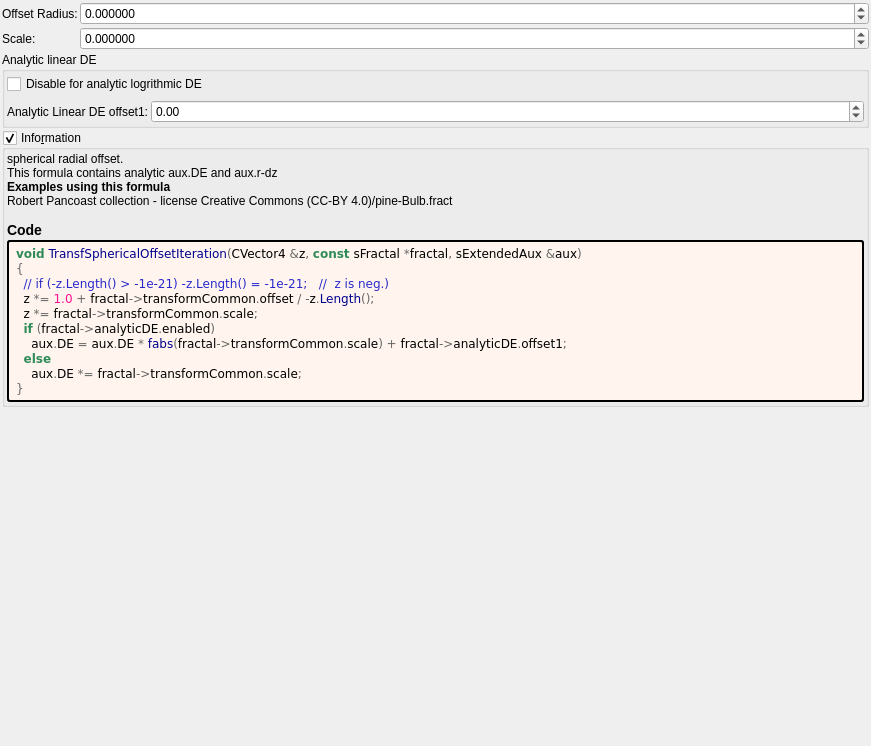
First picture: the form in mandelbulber2/formula/ui/transf_spherical_offset.ui, repository buddhi1980/mandelbulber2, before the edit.
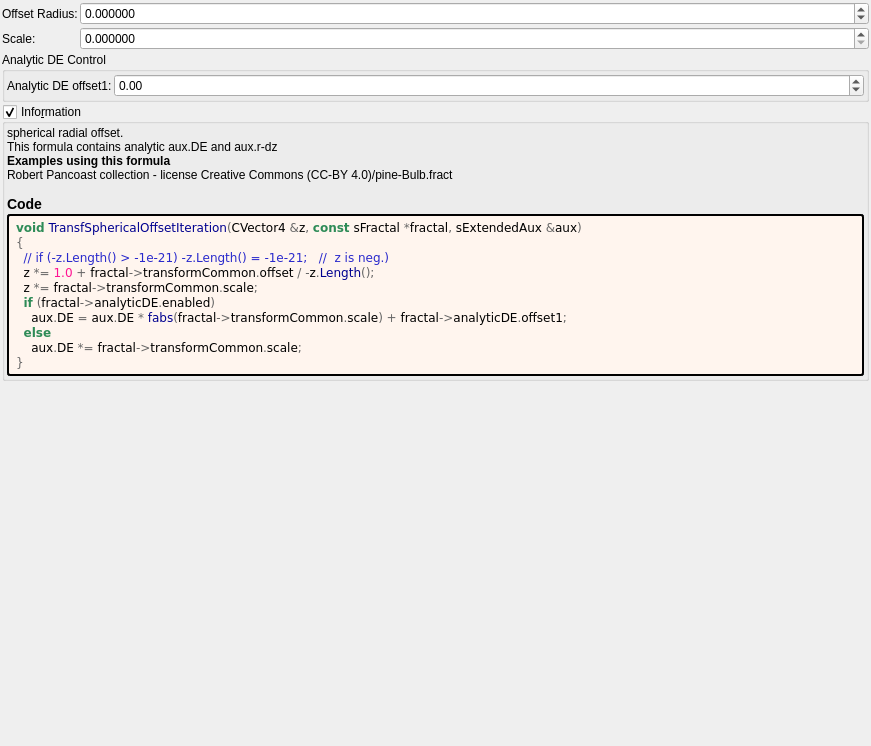
Second picture: the form after the edit. Custom widgets are drawn as their Qt base class.

```diff
--- a/mandelbulber2/formula/ui/transf_spherical_offset.ui
+++ b/mandelbulber2/formula/ui/transf_spherical_offset.ui
@@ -94,7 +94,7 @@
         <number>6</number>
        </property>
        <property name="minimum">
-        <double>-99.989999999999995</double>
+        <double>0.000000000000000</double>
        </property>
        <property name="maximum">
         <double>99.989999999999995</double>
@@ -109,7 +109,7 @@
    <item>
     <widget class="QGroupBox" name="groupBox_4">
      <property name="title">
-      <string>Analytic linear DE</string>
+      <string>Analytic DE Control</string>
      </property>
      <layout class="QVBoxLayout" name="verticalLayout_8">
       <property name="leftMargin">
@@ -124,13 +124,6 @@
       <property name="bottomMargin">
        <number>2</number>
       </property>
-      <item>
-       <widget class="QCheckBox" name="checkBox_analyticDE_enabled">
-        <property name="text">
-         <string>Disable for analytic logrithmic DE</string>
-        </property>
-       </widget>
-      </item>
       <item>
        <layout class="QGridLayout" name="gridLayout_26" columnstretch="0,0,1">
         <property name="spacing">
@@ -139,7 +132,7 @@
         <item row="0" column="1">
          <widget class="QLabel" name="label_177">
           <property name="text">
-           <string>Analytic Linear DE offset1:</string>
+           <string>Analytic DE offset1:</string>
           </property>
          </widget>
         </item>
```
Left out of the diff: 2 changed lines with no effect on the pictures.
